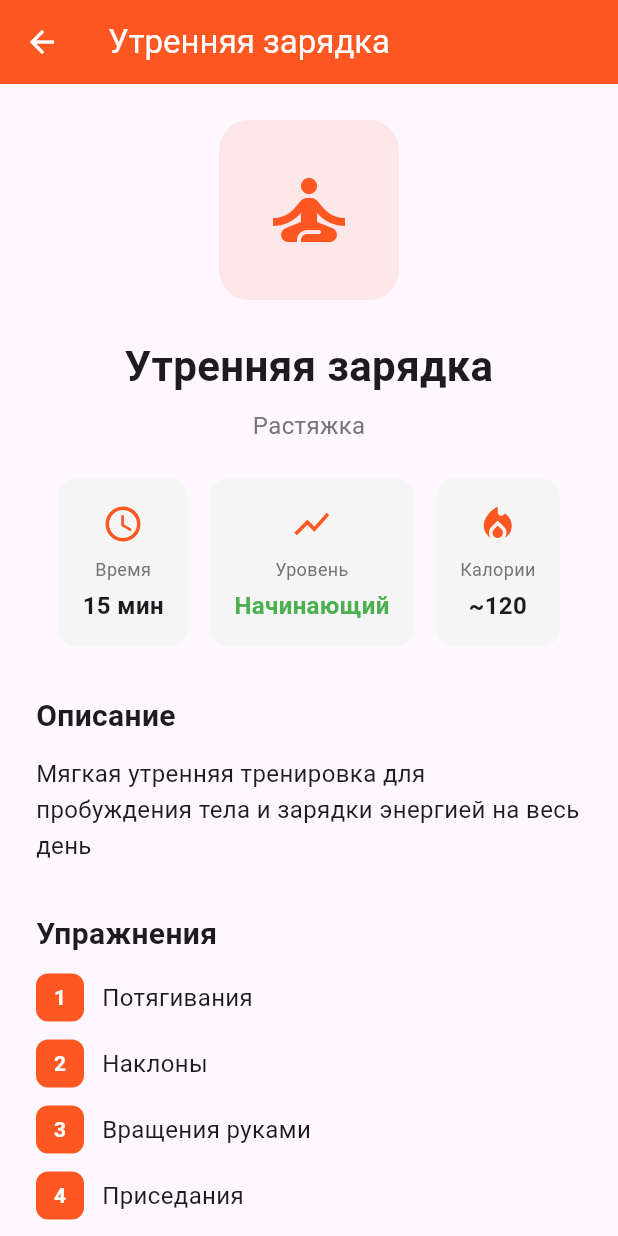
After one commit to semenovfilipp/fitness-pro, a Flutter app: the HomeScreen screen opened directly, after a tap on "Утренняя зарядка", on a phone screen of 412 x 824 dp. The commit adds this screen. Run offline on Flutter 3.47's test engine with Material 3 defaults, Android fonts, the phone set to English and light mode, and no system bars; our stand-ins replace shared_preferences; accounts and stored records are empty.

Commit message:
dev: refactor: implement workout detail screen and reset subscription
- added workout_detail_screen.dart in lib/screen/workout_detail_screen.dart
- updated HomeScreen to include workout detail navigation and reset option
- updated SubscriptionStorage with unsubscribe method
- updated Workout model with description and exercises fields

```diff
--- a/test_flutter/lib/models/workout.dart
+++ b/test_flutter/lib/models/workout.dart
@@ -25,12 +25,16 @@ class Workout {
   final int durationMinutes;
   final WorkoutLevel level;
   final WorkoutCategory category;
+  final String description;
+  final List<String> exercises;
 
   const Workout({
     required this.title,
     required this.durationMinutes,
     required this.level,
     required this.category,
+    required this.description,
+    required this.exercises,
   });
 
   // Список тренировок для примера
@@ -40,60 +44,80 @@ class Workout {
           durationMinutes: 15,
           level: WorkoutLevel.beginner,
           category: WorkoutCategory.flexibility,
+          description: 'Мягкая утренняя тренировка для пробуждения тела и зарядки энергией на весь день',
+          exercises: ['Потягивания', 'Наклоны', 'Вращения руками', 'Приседания', 'Растяжка'],
         ),
         const Workout(
           title: 'HIIT тренировка',
           durationMinutes: 30,
           level: WorkoutLevel.advanced,
           category: WorkoutCategory.hiit,
+          description: 'Интенсивная интервальная тренировка для максимального сжигания калорий',
+          exercises: ['Бёрпи', 'Прыжки', 'Скалолаз', 'Выпады с прыжком', 'Планка с касанием плеч'],
         ),
         const Workout(
           title: 'Йога для гибкости',
           durationMinutes: 25,
           level: WorkoutLevel.beginner,
           category: WorkoutCategory.flexibility,
+          description: 'Спокойная практика йоги для улучшения гибкости и снятия напряжения',
+          exercises: ['Поза собаки', 'Поза кошки', 'Поза ребенка', 'Скручивания', 'Шавасана'],
         ),
         const Workout(
           title: 'Силовая на все тело',
           durationMinutes: 45,
           level: WorkoutLevel.intermediate,
           category: WorkoutCategory.strength,
+          description: 'Комплексная силовая тренировка на все группы мышц',
+          exercises: ['Приседания', 'Отжимания', 'Тяга', 'Жим', 'Выпады', 'Планка'],
         ),
         const Workout(
           title: 'Кардио сжигание',
           durationMinutes: 20,
           level: WorkoutLevel.intermediate,
           category: WorkoutCategory.cardio,
+          description: 'Кардио тренировка для эффективного сжигания жира',
+          exercises: ['Бег на месте', 'Прыжки со скакалкой', 'Jumping Jacks', 'Высокие колени', 'Бокс'],
         ),
         const Workout(
           title: 'Растяжка после тренировки',
           durationMinutes: 10,
           level: WorkoutLevel.beginner,
           category: WorkoutCategory.flexibility,
+          description: 'Легкая растяжка для восстановления мышц после тренировки',
+          exercises: ['Растяжка квадрицепсов', 'Растяжка бицепса бедра', 'Растяжка спины', 'Растяжка плеч'],
         ),
         const Workout(
           title: 'Пресс и кор',
           durationMinutes: 15,
           level: WorkoutLevel.intermediate,
           category: WorkoutCategory.strength,
+          description: 'Целевая тренировка для укрепления мышц кора и пресса',
+          exercises: ['Скручивания', 'Планка', 'Велосипед', 'Подъем ног', 'Русский твист'],
         ),
         const Workout(
           title: 'Бег интервалы',
           durationMinutes: 30,
           level: WorkoutLevel.advanced,
           category: WorkoutCategory.cardio,
+          description: 'Интервальный бег для развития выносливости и скорости',
+          exercises: ['Разминка', 'Спринт 1 мин', 'Ходьба 2 мин', 'Повторы', 'Заминка'],
         ),
         const Workout(
           title: 'Силовая верх тела',
           durationMinutes: 35,
           level: WorkoutLevel.intermediate,
           category: WorkoutCategory.strength,
+          description: 'Силовая тренировка для развития мышц верхней части тела',
+          exercises: ['Отжимания', 'Подтягивания', 'Жим гантелей', 'Разводка', 'Трицепс'],
         ),
         const Workout(
           title: 'Табата экстрим',
           durationMinutes: 20,
           level: WorkoutLevel.advanced,
           category: WorkoutCategory.hiit,
+          description: 'Экстремальная табата-тренировка: 20 сек работы, 10 сек отдыха',
+          exercises: ['Бёрпи', 'Приседания с прыжком', 'Отжимания', 'Скалолаз', 'Прыжки'],
         ),
       ];
 }
--- a/test_flutter/lib/screen/home_screen.dart
+++ b/test_flutter/lib/screen/home_screen.dart
@@ -1,8 +1,44 @@
 import 'package:flutter/material.dart';
 import '../models/workout.dart';
+import '../service/subscription_storage.dart';
+import 'workout_detail_screen.dart';
+import 'onboarding_screen.dart';
 
 class HomeScreen extends StatelessWidget {
   const HomeScreen({super.key});
+
+  void _showResetDialog(BuildContext context) {
+    showDialog(
+      context: context,
+      builder: (context) => AlertDialog(
+        title: const Text('Сбросить подписку?'),
+        content: const Text(
+          'Вы уверены, что хотите отменить подписку? Приложение вернется к онбордингу.',
+        ),
+        actions: [
+          TextButton(
+            onPressed: () => Navigator.pop(context),
+            child: const Text('Отмена'),
+          ),
+          TextButton(
+            onPressed: () async {
+              await SubscriptionStorage.unsubscribe();
+              if (!context.mounted) return;
+              Navigator.pushAndRemoveUntil(
+                context,
+                MaterialPageRoute(builder: (_) => const OnboardingScreen()),
+                (_) => false,
+              );
+            },
+            child: const Text(
+              'Сбросить',
+              style: TextStyle(color: Colors.red),
+            ),
+          ),
+        ],
+      ),
+    );
+  }
 
   @override
   Widget build(BuildContext context) {
@@ -13,6 +49,28 @@ class HomeScreen extends StatelessWidget {
         title: const Text('Fitness Pro'),
         backgroundColor: Colors.deepOrange,
         foregroundColor: Colors.white,
+        actions: [
+          PopupMenuButton<String>(
+            icon: const Icon(Icons.more_vert),
+            onSelected: (value) {
+              if (value == 'reset') {
+                _showResetDialog(context);
+              }
+            },
+            itemBuilder: (context) => [
+              const PopupMenuItem(
+                value: 'reset',
+                child: Row(
+                  children: [
+                    Icon(Icons.logout, color: Colors.red),
+                    SizedBox(width: 8),
+                    Text('Сбросить подписку'),
+                  ],
+                ),
+              ),
+            ],
+          ),
+        ],
       ),
       body: ListView.builder(
         padding: const EdgeInsets.all(16),
@@ -44,12 +102,21 @@ class _WorkoutCard extends StatelessWidget {
 
   @override
   Widget build(BuildContext context) {
-    return Card(
-      margin: const EdgeInsets.only(bottom: 12),
-      elevation: 2,
-      child: Padding(
-        padding: const EdgeInsets.all(16),
-        child: Row(
+    return InkWell(
+      onTap: () {
+        Navigator.push(
+          context,
+          MaterialPageRoute(
+            builder: (_) => WorkoutDetailScreen(workout: workout),
+          ),
+        );
+      },
+      child: Card(
+        margin: const EdgeInsets.only(bottom: 12),
+        elevation: 2,
+        child: Padding(
+          padding: const EdgeInsets.all(16),
+          child: Row(
           children: [
             // Иконка категории
             Container(
@@ -135,6 +202,7 @@ class _WorkoutCard extends StatelessWidget {
           ],
         ),
       ),
+      ),
     );
   }
 }
--- /dev/null
+++ b/test_flutter/lib/screen/workout_detail_screen.dart
@@ -0,0 +1,239 @@
+import 'package:flutter/material.dart';
+import '../models/workout.dart';
+
+class WorkoutDetailScreen extends StatelessWidget {
+  final Workout workout;
+
+  const WorkoutDetailScreen({super.key, required this.workout});
+
+  Color _getLevelColor() {
+    switch (workout.level) {
+      case WorkoutLevel.beginner:
+        return Colors.green;
+      case WorkoutLevel.intermediate:
+        return Colors.orange;
+      case WorkoutLevel.advanced:
+        return Colors.red;
+    }
+  }
+
+  @override
+  Widget build(BuildContext context) {
+    return Scaffold(
+      appBar: AppBar(
+        title: Text(workout.title),
+        backgroundColor: Colors.deepOrange,
+        foregroundColor: Colors.white,
+      ),
+      body: SingleChildScrollView(
+        padding: const EdgeInsets.all(24),
+        child: Column(
+          crossAxisAlignment: CrossAxisAlignment.start,
+          children: [
+            // Большая иконка категории
+            Center(
+              child: Container(
+                width: 120,
+                height: 120,
+                decoration: BoxDecoration(
+                  color: Colors.deepOrange.withValues(alpha: 0.1),
+                  borderRadius: BorderRadius.circular(20),
+                ),
+                child: Icon(
+                  workout.category.icon,
+                  size: 64,
+                  color: Colors.deepOrange,
+                ),
+              ),
+            ),
+            const SizedBox(height: 24),
+
+            // Название и категория
+            Center(
+              child: Column(
+                children: [
+                  Text(
+                    workout.title,
+                    style: const TextStyle(
+                      fontSize: 28,
+                      fontWeight: FontWeight.bold,
+                    ),
+                    textAlign: TextAlign.center,
+                  ),
+                  const SizedBox(height: 8),
+                  Text(
+                    workout.category.label,
+                    style: TextStyle(
+                      fontSize: 16,
+                      color: Colors.grey[600],
+                    ),
+                  ),
+                ],
+              ),
+            ),
+            const SizedBox(height: 24),
+
+            // Информационные плашки
+            Row(
+              mainAxisAlignment: MainAxisAlignment.spaceEvenly,
+              children: [
+                _InfoCard(
+                  icon: Icons.access_time,
+                  label: 'Время',
+                  value: '${workout.durationMinutes} мин',
+                ),
+                _InfoCard(
+                  icon: Icons.show_chart,
+                  label: 'Уровень',
+                  value: workout.level.label,
+                  valueColor: _getLevelColor(),
+                ),
+                _InfoCard(
+                  icon: Icons.local_fire_department,
+                  label: 'Калории',
+                  value: '~${workout.durationMinutes * 8}',
+                ),
+              ],
+            ),
+            const SizedBox(height: 32),
+
+            // Описание
+            const Text(
+              'Описание',
+              style: TextStyle(
+                fontSize: 20,
+                fontWeight: FontWeight.bold,
+              ),
+            ),
+            const SizedBox(height: 12),
+            Text(
+              workout.description,
+              style: const TextStyle(fontSize: 16, height: 1.5),
+            ),
+            const SizedBox(height: 32),
+
+            // Упражнения
+            const Text(
+              'Упражнения',
+              style: TextStyle(
+                fontSize: 20,
+                fontWeight: FontWeight.bold,
+              ),
+            ),
+            const SizedBox(height: 12),
+            ...workout.exercises.asMap().entries.map((entry) {
+              return Padding(
+                padding: const EdgeInsets.only(bottom: 12),
+                child: Row(
+                  children: [
+                    Container(
+                      width: 32,
+                      height: 32,
+                      decoration: BoxDecoration(
+                        color: Colors.deepOrange,
+                        borderRadius: BorderRadius.circular(8),
+                      ),
+                      child: Center(
+                        child: Text(
+                          '${entry.key + 1}',
+                          style: const TextStyle(
+                            color: Colors.white,
+                            fontWeight: FontWeight.bold,
+                          ),
+                        ),
+                      ),
+                    ),
+                    const SizedBox(width: 12),
+                    Expanded(
+                      child: Text(
+                        entry.value,
+                        style: const TextStyle(fontSize: 16),
+                      ),
+                    ),
+                  ],
+                ),
+              );
+            }),
+            const SizedBox(height: 32),
+
+            // Кнопка начала тренировки
+            SizedBox(
+              width: double.infinity,
+              height: 56,
+              child: ElevatedButton.icon(
+                onPressed: () {
+                  // Можно добавить функционал начала тренировки
+                  ScaffoldMessenger.of(context).showSnackBar(
+                    SnackBar(
+                      content: Text('Начинаем "${workout.title}"!'),
+                      duration: const Duration(seconds: 2),
+                    ),
+                  );
+                },
+                icon: const Icon(Icons.play_arrow, size: 28),
+                label: const Text(
+                  'Начать тренировку',
+                  style: TextStyle(fontSize: 18),
+                ),
+                style: ElevatedButton.styleFrom(
+                  backgroundColor: Colors.deepOrange,
+                  foregroundColor: Colors.white,
+                  shape: RoundedRectangleBorder(
+                    borderRadius: BorderRadius.circular(12),
+                  ),
+                ),
+              ),
+            ),
+          ],
+        ),
+      ),
+    );
+  }
+}
+
+class _InfoCard extends StatelessWidget {
+  final IconData icon;
+  final String label;
+  final String value;
+  final Color? valueColor;
+
+  const _InfoCard({
+    required this.icon,
+    required this.label,
+    required this.value,
+    this.valueColor,
+  });
+
+  @override
+  Widget build(BuildContext context) {
+    return Container(
+      padding: const EdgeInsets.all(16),
+      decoration: BoxDecoration(
+        color: Colors.grey[100],
+        borderRadius: BorderRadius.circular(12),
+      ),
+      child: Column(
+        children: [
+          Icon(icon, color: Colors.deepOrange, size: 28),
+          const SizedBox(height: 8),
+          Text(
+            label,
+            style: TextStyle(
+              fontSize: 12,
+              color: Colors.grey[600],
+            ),
+          ),
+          const SizedBox(height: 4),
+          Text(
+            value,
+            style: TextStyle(
+              fontSize: 16,
+              fontWeight: FontWeight.bold,
+              color: valueColor,
+            ),
+          ),
+        ],
+      ),
+    );
+  }
+}
--- a/test_flutter/lib/service/subscription_storage.dart
+++ b/test_flutter/lib/service/subscription_storage.dart
@@ -13,4 +13,9 @@ class SubscriptionStorage {
     final prefs = await SharedPreferences.getInstance();
     await prefs.setBool(_key, true);
   }
+
+  static Future<void> unsubscribe() async {
+    final prefs = await SharedPreferences.getInstance();
+    await prefs.setBool(_key, false);
+  }
 }
```
